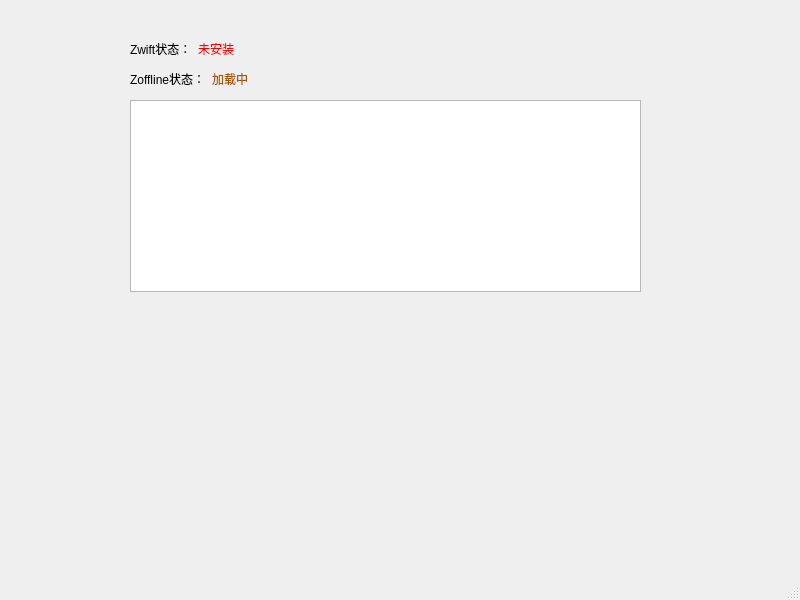
Qt form mainwindow.ui (zHElEARN/zoffline_launcher) before a commit.
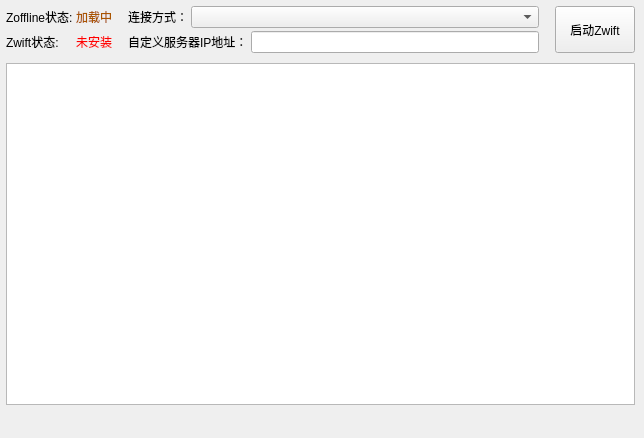
The same form after that commit.

Commit message: feat(gui): enhance and reorganize layout

The edit to the form file:
```diff
--- a/mainwindow.ui
+++ b/mainwindow.ui
@@ -6,10 +6,22 @@
    <rect>
     <x>0</x>
     <y>0</y>
-    <width>800</width>
-    <height>600</height>
+    <width>644</width>
+    <height>438</height>
    </rect>
   </property>
+  <property name="minimumSize">
+   <size>
+    <width>644</width>
+    <height>438</height>
+   </size>
+  </property>
+  <property name="maximumSize">
+   <size>
+    <width>644</width>
+    <height>438</height>
+   </size>
+  </property>
   <property name="windowTitle">
    <string>MainWindow</string>
   </property>
@@ -17,17 +29,80 @@
    <widget class="QWidget" name="formLayoutWidget">
     <property name="geometry">
      <rect>
-      <x>130</x>
-      <y>40</y>
-      <width>111</width>
-      <height>17</height>
+      <x>0</x>
+      <y>0</y>
+      <width>641</width>
+      <height>411</height>
      </rect>
     </property>
+    <layout class="QVBoxLayout" name="verticalLayout_main">
+     <property name="spacing">
+      <number>10</number>
+     </property>
+     <property name="leftMargin">
+      <number>6</number>
+     </property>
+     <property name="topMargin">
+      <number>6</number>
+     </property>
+     <property name="rightMargin">
+      <number>6</number>
+     </property>
+     <property name="bottomMargin">
+      <number>6</number>
+     </property>
+     <item>
+      <layout class="QHBoxLayout" name="horizontalLayout_options">
+       <property name="spacing">
+        <number>16</number>
+       </property>
+       <item>
+        <layout class="QVBoxLayout" name="verticalLayout_status">
+         <property name="spacing">
+          <number>3</number>
+         </property>
+         <item>
+          <layout class="QFormLayout" name="formLayout_zofflineStatus">
+           <property name="labelAlignment">
+            <set>Qt::AlignCenter</set>
+           </property>
+           <property name="formAlignment">
+            <set>Qt::AlignCenter</set>
+           </property>
+           <item row="0" column="0">
+            <widget class="QLabel" name="label_zofflineStatusTip">
+             <property name="text">
+              <string>Zoffline状态:</string>
+             </property>
+            </widget>
+           </item>
+           <item row="0" column="1">
+            <widget class="QLabel" name="label_zofflineStatus">
+             <property name="styleSheet">
+              <string notr="true">QLabel { color: rgb(170, 85, 0); }</string>
+             </property>
+             <property name="text">
+              <string>加载中</string>
+             </property>
+             <property name="alignment">
+              <set>Qt::AlignRight|Qt::AlignTrailing|Qt::AlignVCenter</set>
+             </property>
+            </widget>
+           </item>
+          </layout>
+         </item>
+         <item>
     <layout class="QFormLayout" name="formLayout_zwiftStatus">
+           <property name="labelAlignment">
+            <set>Qt::AlignCenter</set>
+           </property>
+           <property name="formAlignment">
+            <set>Qt::AlignCenter</set>
+           </property>
      <item row="0" column="0">
       <widget class="QLabel" name="label_zwiftStatusTips">
        <property name="text">
-        <string>Zwift状态：</string>
+              <string>Zwift状态:</string>
        </property>
       </widget>
      </item>
@@ -39,48 +114,81 @@
        <property name="text">
         <string>未安装</string>
        </property>
+             <property name="alignment">
+              <set>Qt::AlignRight|Qt::AlignTrailing|Qt::AlignVCenter</set>
+             </property>
       </widget>
      </item>
     </layout>
-   </widget>
-   <widget class="QWidget" name="formLayoutWidget_2">
-    <property name="geometry">
-     <rect>
-      <x>130</x>
-      <y>70</y>
-      <width>123</width>
-      <height>17</height>
-     </rect>
-    </property>
-    <layout class="QFormLayout" name="formLayout_zofflineStatus">
-     <item row="0" column="1">
-      <widget class="QLabel" name="label_zofflineStatus">
-       <property name="styleSheet">
-        <string notr="true">QLabel { color: rgb(170, 85, 0); }</string>
-       </property>
+         </item>
+        </layout>
+       </item>
+       <item>
+        <layout class="QVBoxLayout" name="verticalLayout_config">
+         <property name="spacing">
+          <number>3</number>
+         </property>
+         <item>
+          <layout class="QFormLayout" name="formLayout_connectMethod">
+           <property name="labelAlignment">
+            <set>Qt::AlignCenter</set>
+           </property>
+           <property name="formAlignment">
+            <set>Qt::AlignCenter</set>
+           </property>
+           <item row="0" column="1">
+            <widget class="QComboBox" name="comboBoxconnectMethod"/>
+           </item>
+           <item row="0" column="0">
+            <widget class="QLabel" name="label_connectMethodTip">
        <property name="text">
-        <string>加载中</string>
+              <string>连接方式：</string>
        </property>
       </widget>
      </item>
+          </layout>
+         </item>
+         <item>
+          <layout class="QFormLayout" name="formLayout_customIp">
+           <property name="labelAlignment">
+            <set>Qt::AlignCenter</set>
+           </property>
+           <property name="formAlignment">
+            <set>Qt::AlignCenter</set>
+           </property>
      <item row="0" column="0">
-      <widget class="QLabel" name="label_zofflineStatusTip">
+            <widget class="QLabel" name="label_customIpTip">
        <property name="text">
-        <string>Zoffline状态：</string>
+              <string>自定义服务器IP地址：</string>
        </property>
       </widget>
      </item>
-    </layout>
-   </widget>
-   <widget class="QTextBrowser" name="textBrowser_log">
-    <property name="geometry">
-     <rect>
-      <x>130</x>
-      <y>100</y>
-      <width>511</width>
-      <height>192</height>
-     </rect>
-    </property>
+           <item row="0" column="1">
+            <widget class="QLineEdit" name="lineEditcustomIp"/>
+           </item>
+          </layout>
+         </item>
+        </layout>
+       </item>
+       <item>
+        <widget class="QPushButton" name="pushButton_launchZwift">
+         <property name="sizePolicy">
+          <sizepolicy hsizetype="Minimum" vsizetype="Minimum">
+           <horstretch>0</horstretch>
+           <verstretch>0</verstretch>
+          </sizepolicy>
+         </property>
+         <property name="text">
+          <string>启动Zwift</string>
+         </property>
+        </widget>
+       </item>
+      </layout>
+     </item>
+     <item>
+      <widget class="QTextBrowser" name="textBrowser_log"/>
+     </item>
+    </layout>
    </widget>
   </widget>
   <widget class="QMenuBar" name="menubar">
@@ -93,7 +201,6 @@
     </rect>
    </property>
   </widget>
-  <widget class="QStatusBar" name="statusbar"/>
  </widget>
  <resources/>
  <connections/>
```
Left out of the diff: 6 changed lines with no effect on the pictures. Lines whose indentation alone changed are shown as unchanged.
